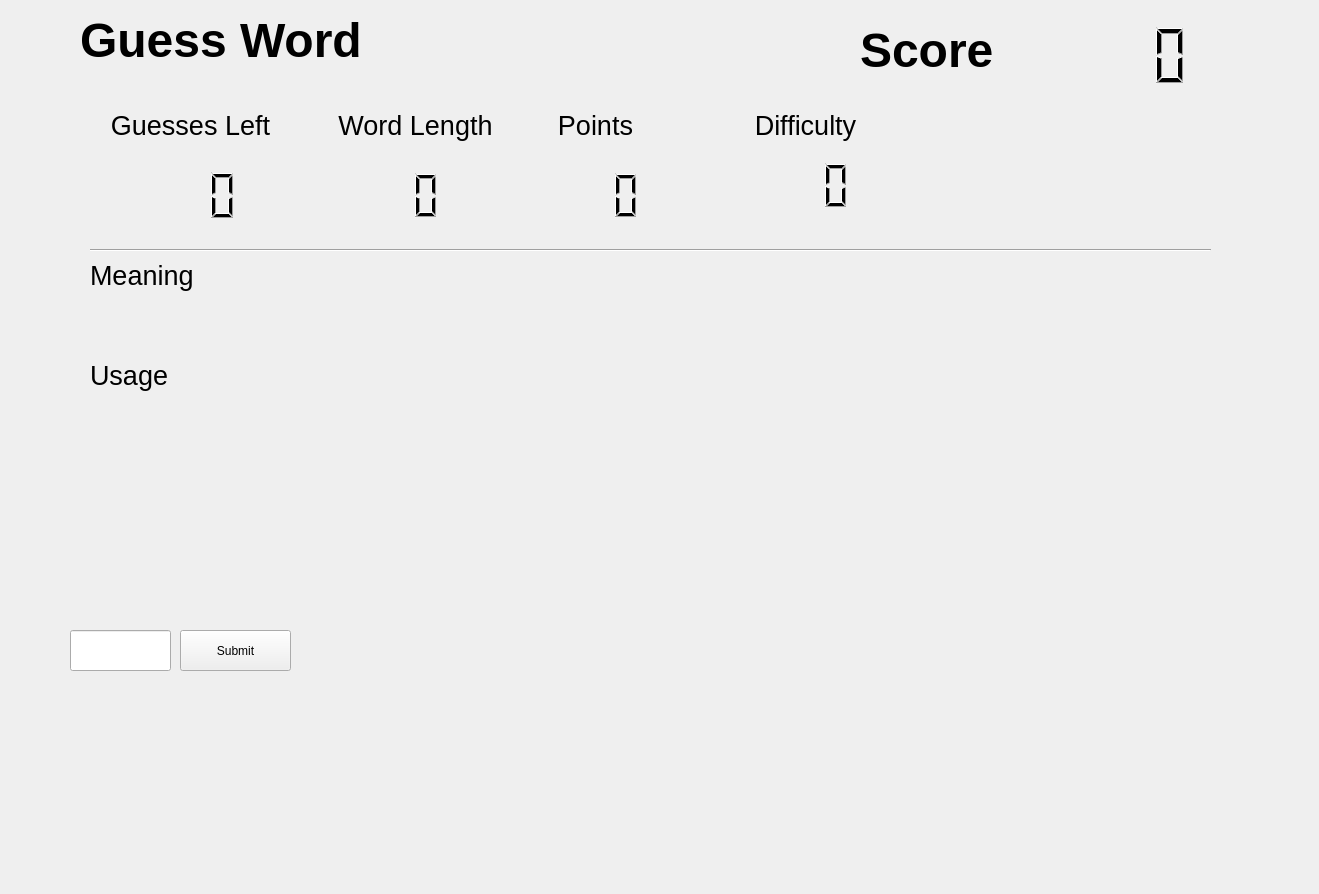
Before: the Qt Designer form module1.ui in prathameshnetake/BE_Project, drawn with Qt 5.
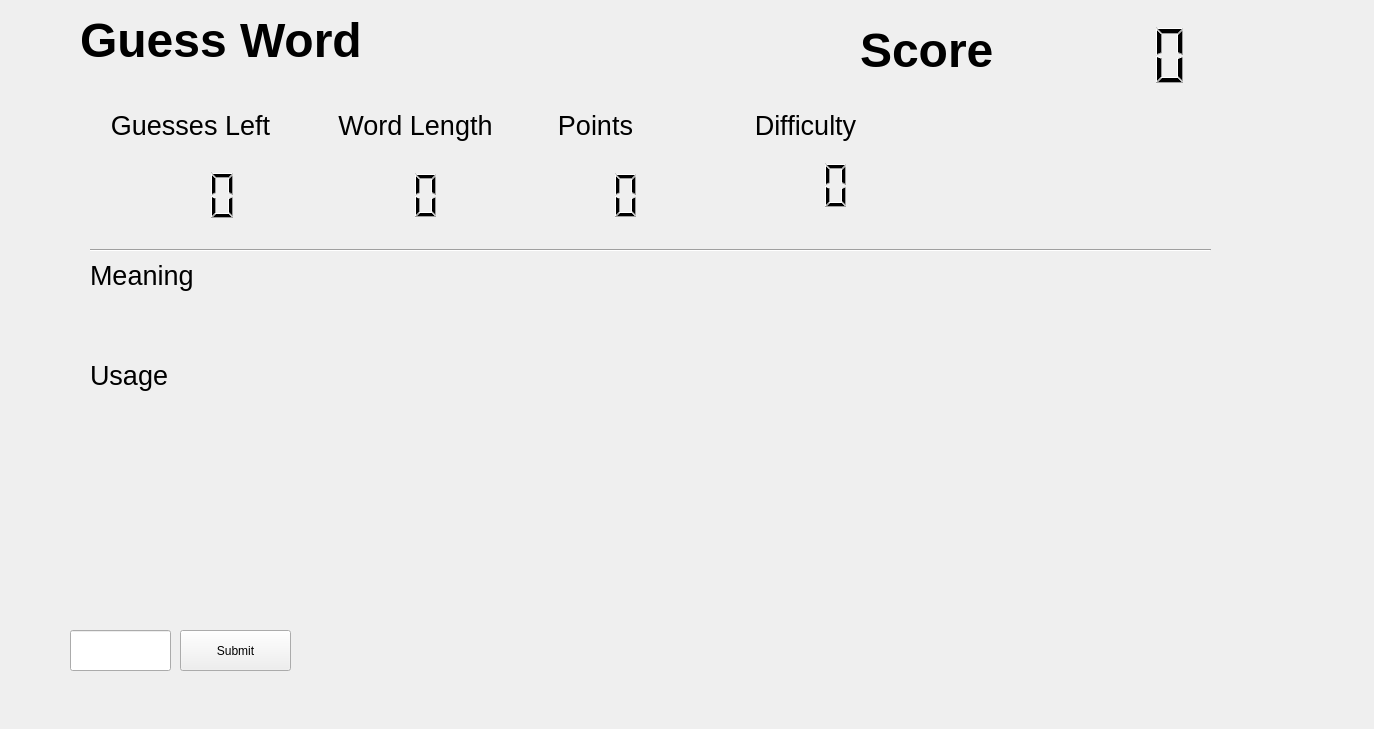
After: the same form once the commit is applied. Icons and pictures are not drawn.

```diff
--- a/module1.ui
+++ b/module1.ui
@@ -6,8 +6,8 @@
    <rect>
     <x>0</x>
     <y>0</y>
-    <width>1319</width>
-    <height>894</height>
+    <width>1374</width>
+    <height>729</height>
    </rect>
   </property>
   <property name="focusPolicy">
```
